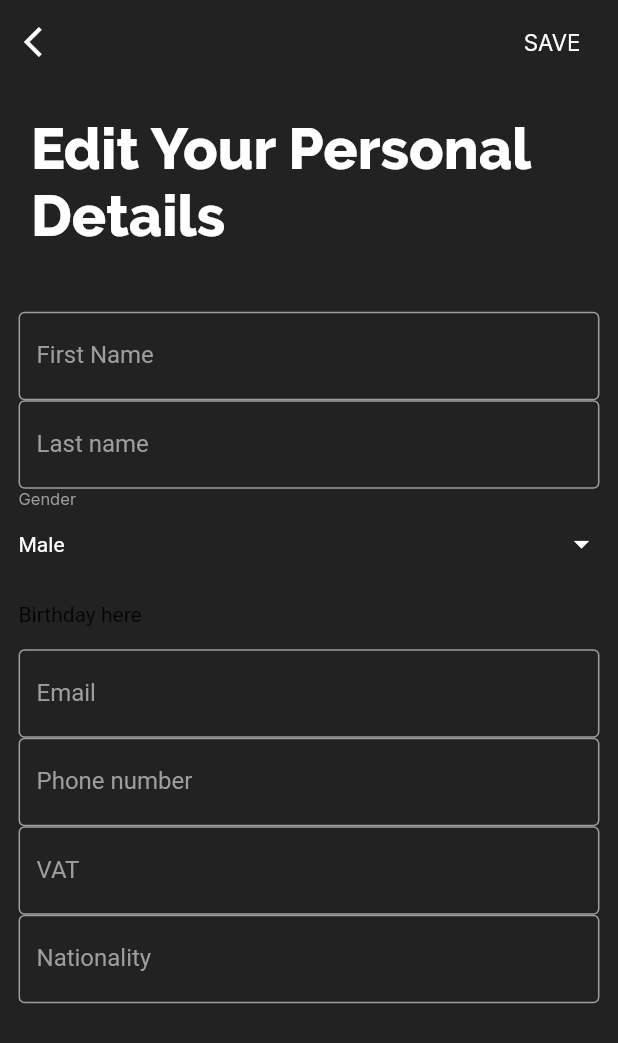
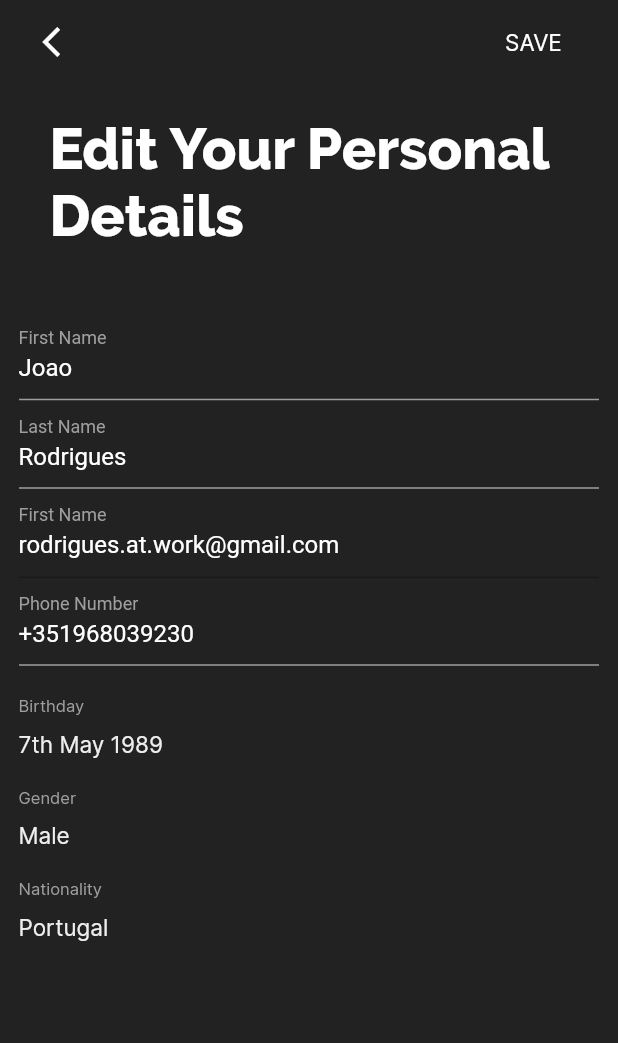
Before and after one commit to Gratski/vf_mobile_professors, a Flutter app: the SettingsPersonalDetailsScreen screen opened directly, on a phone screen of 412 x 824 dp. Shown: the top 1043 px of the screen. Run offline on Flutter 3.47's test engine with Material 2 defaults, Android fonts, the phone set to English and light mode, and no system bars; our stand-ins replace file_picker, flutter_mobx, font_awesome_flutter, image_picker, mobx; missing offline and left inert: flutter_rounded_date_picker; generated files the repository leaves out were written again; network calls fail.

Commit message:
Added fully store integrated profile settings details

```diff
--- a/lang/en.json
+++ b/lang/en.json
@@ -138,6 +138,9 @@
   "SETTINGS_NATIONALITY_TOP_HEADER": "Select your nationality",
   "SETTINGS_NATIONALITY_SUB_TITLE": "",
 
+  "SETTINGS_PERSONAL_DETAILS_GENDER_SCREEN_TOP_HEADER": "Your gender is...",
+  "SETTINGS_PERSONAL_DETAILS_GENDER_SCREEN_SUB_TITLE": "Select your gender",
+
   "NOTIFICATIONS_TOP_HEADER": "Notifications",
   "NOTIFICATIONS_BOOKED_LABEL": "Booked",
   "NOTIFICATIONS_CANCELLED_LABEL": "Cancelled",
--- a/lib/globals/global_vars.dart
+++ b/lib/globals/global_vars.dart
@@ -8,7 +8,9 @@ import 'package:professors/store/payments/methods/settings_payment_methods_state
 import 'package:professors/store/payments/settings_payments_state.dart';
 import 'package:professors/store/support/support_contact_state.dart';
 import 'package:professors/store/transactions/transactions_history_state.dart';
+import 'package:professors/store/user/user_state.dart';
 
+final userStore = UserState();
 final navStore = NavState();
 final dashboardStore = DashboardState();
 final transactionsHistoryStore = TransactionsHistoryState();
--- a/lib/localization/constants/settings/personal_details/settings_personal_details.dart
+++ b/lib/localization/constants/settings/personal_details/settings_personal_details.dart
@@ -28,4 +28,7 @@ class PersonalDetailsConstants {
 
   String get nationalityHint => "SETTINGS_PERSONAL_DETAILS_NATIONALITY_HINT";
 
+  String get genderScreenTopHeader => "SETTINGS_PERSONAL_DETAILS_GENDER_SCREEN_TOP_HEADER";
+  String get genderScreenSubTitle => "SETTINGS_PERSONAL_DETAILS_GENDER_SCREEN_SUB_TITLE";
+
 }
--- a/lib/main.dart
+++ b/lib/main.dart
@@ -44,10 +44,10 @@ class MyApp extends StatelessWidget {
           inputDecorationTheme: InputDecorationTheme(
             hintStyle: TextStyle(color: AppColors.textInputBorder),
             labelStyle: TextStyle(color: AppColors.textInputBorder),
-            focusedBorder: OutlineInputBorder(
+            focusedBorder: UnderlineInputBorder(
               borderSide: BorderSide(color: AppColors.textInputBorder, width: 1.0),
             ),
-            enabledBorder: OutlineInputBorder(
+            enabledBorder: UnderlineInputBorder(
               borderSide: BorderSide(color: AppColors.textInputBorder, width: 1.0),
             ),
           ),
--- a/lib/screens/settings/personal_details/settings_personal_details.dart
+++ b/lib/screens/settings/personal_details/settings_personal_details.dart
@@ -1,11 +1,18 @@
 import 'package:flutter/material.dart';
+import 'package:flutter_mobx/flutter_mobx.dart';
+import 'package:flutter_rounded_date_picker/rounded_picker.dart';
+import 'package:professors/globals/global_vars.dart';
 import 'package:professors/localization/app_localizations.dart';
 import 'package:professors/localization/constants/general_constants.dart';
 import 'package:professors/localization/constants/settings/personal_details/settings_personal_details.dart';
+import 'package:professors/screens/settings/personal_details/settings_gender.screen.dart';
 import 'package:professors/screens/settings/personal_details/settings_nationality.screen.dart';
+import 'package:professors/store/user/edit_profile_details_state.dart';
 import 'package:professors/styles/colors.dart';
 import 'package:professors/styles/padding.dart';
-import 'package:professors/widgets/structural/appbar_builder.dart';
+import 'package:professors/styles/sizes.dart';
+import 'package:professors/utils/date_utils.dart';
+import 'package:professors/utils/gender_utils.dart';
 import 'package:professors/widgets/structural/buttons/buttons_builder.dart';
 import 'package:professors/widgets/structural/header/app_header.widget.dart';
 import 'package:professors/widgets/structural/header/custom_app_bar.widget.dart';
@@ -15,189 +22,225 @@ class SettingsPersonalDetailsScreen extends StatelessWidget {
   final GeneralConstants generalConstants = GeneralConstants();
   final PersonalDetailsConstants screenConstants = PersonalDetailsConstants();
 
+  // store
+  EditProfileDetailsState screenStore = EditProfileDetailsState();
+
+  // input controllers
+  TextEditingController firstNameController = TextEditingController();
+  TextEditingController lastNameController = TextEditingController();
+  TextEditingController emailController = TextEditingController();
+  TextEditingController phoneNumberController = TextEditingController();
+
+  SettingsPersonalDetailsScreen() {
+    this.screenStore.setFirstName(userStore.firstName);
+    this.screenStore.setLastName(userStore.lastName);
+    this.screenStore.setEmail(userStore.email);
+    this.screenStore.setCountry(userStore.countryId, userStore.countryLabel);
+    this.screenStore.setBirthday(userStore.birthday);
+    this.screenStore.setPhoneNumber(userStore.phoneNumber);
+
+    firstNameController.text = this.screenStore.firstName;
+    lastNameController.text = this.screenStore.lastName;
+    emailController.text = this.screenStore.email;
+    phoneNumberController.text = this.screenStore.phoneNumber;
+  }
+
   @override
   Widget build(BuildContext context) {
     return Scaffold(
-      body: CustomScrollView(
+      body: Padding(
+        padding: AppPaddings.regularPadding(context),
+        child: CustomScrollView(
           slivers: <Widget>[
-          CustomAppBar([
+            CustomAppBar(
+              [
                 ButtonsBuilder.transparentButton(
                   AppLocalizations.of(context)
                       .translate(generalConstants.buttonSaveLabel),
-                () {})
-          ]),
-          AppHeaderWidget(AppLocalizations.of(context)
-              .translate(screenConstants.topHeader)),
-          SliverToBoxAdapter(
-            key: Key('form_box'),
-            child: Container(
-              padding: AppPaddings.regularPadding(context),
-              child: Form(
-                key: Key('personal_details_form'),
-                child: ListView(
-                  shrinkWrap: true,
-                  key: Key('list_view_key'),
-                  children: <Widget>[
+                  () {},
+                ),
+              ],
+            ),
+            AppHeaderWidget(
+              AppLocalizations.of(context).translate(screenConstants.topHeader),
+            ),
+            // fields to edit
+            SliverList(
+              key: GlobalKey(),
+              delegate: SliverChildListDelegate(
+                [
                   /// FIRSTNAME
-                    Column(
-                      crossAxisAlignment: CrossAxisAlignment.start,
-                      children: <Widget>[
-                        TextFormField(
+                  Container(
+                    child: TextFormField(
+                      style: TextStyle(color: AppColors.fontColor),
+                      controller: firstNameController,
+                      onChanged: (value) => screenStore.setFirstName(value),
                       key: Key('input_firstname'),
                       decoration: InputDecoration(
                         hintText: 'write your first name',
                         labelText: 'First Name',
                       ),
                     ),
-                      ],
                   ),
 
                   /// LASTNAME
-                    Column(
-                      crossAxisAlignment: CrossAxisAlignment.start,
-                      children: <Widget>[
-                        TextFormField(
+                  Container(
+                    child: TextFormField(
+                      style: TextStyle(color: AppColors.fontColor),
+                      controller: lastNameController,
+                      onChanged: (value) => screenStore.setLastName(value),
                       key: Key('input_lastname'),
                       decoration: InputDecoration(
-                                border: InputBorder.none,
-                                labelText: AppLocalizations.of(context)
-                                    .translate(screenConstants.lastNameLabel),
-                                hintText: AppLocalizations.of(context)
-                                    .translate(screenConstants.lastNameHint)))
-                      ],
+                        hintText: 'write your last name',
+                        labelText: 'Last Name',
+                      ),
+                    ),
                   ),
 
-                    /// GENDER
-                    Column(
+                  /// EMAIL
+                  Container(
+                    child: TextFormField(
+                      style: TextStyle(color: AppColors.fontColor),
+                      enabled: false,
+                      controller: emailController,
+                      onChanged: (value) => screenStore.setFirstName(value),
+                      key: Key('input_firstname'),
+                      decoration: InputDecoration(
+                        hintText: 'write your first name',
+                        labelText: 'First Name',
+                      ),
+                    ),
+                  ),
+
+                  /// PHONE NUMBER
+                  Container(
+                    child: TextFormField(
+                      style: TextStyle(color: AppColors.fontColor),
+                      controller: phoneNumberController,
+                      onChanged: (value) => screenStore.setPhoneNumber(value),
+                      key: Key('input_phone'),
+                      decoration: InputDecoration(
+                        hintText: 'write your phone number',
+                        labelText: 'Phone Number',
+                      ),
+                    ),
+                  ),
+
+                  /// BIRTHDAY
+                  Container(
+                    margin:
+                        EdgeInsets.only(top: AppSizes.inputTopMargin(context)),
+                    child: Observer(
+                      builder: (_) => Container(
+                        child: Column(
                           crossAxisAlignment: CrossAxisAlignment.start,
                           children: <Widget>[
                             TextsBuilder.textHint(AppLocalizations.of(context)
-                            .translate(screenConstants.genderHint)),
-                        DropdownButton<String>(
-                          isExpanded: true,
-                          icon: Icon(
-                            Icons.arrow_drop_down,
-                            color: Colors.white,
+                                .translate(screenConstants.birthdayHint)),
+                            GestureDetector(
+                              onTap: () async {
+                                DateTime newBirthday =
+                                    await showRoundedDatePicker(
+                                  context: context,
+                                  theme: ThemeData.dark(),
+                                  initialDate: screenStore.birthday,
+                                  firstDate: DateTime.now()
+                                      .subtract(new Duration(days: (365 * 70))),
+                                  lastDate: DateTime.now(),
+                                );
+
+                                if (newBirthday != null) {
+                                  screenStore.setBirthday(newBirthday);
+                                }
+                              },
+                              child: Container(
+                                margin: EdgeInsets.only(top: 10),
+                                child: TextsBuilder.regularText(
+                                  DateUtils(context)
+                                      .fromDateToString(screenStore.birthday),
                                 ),
-                          value: 'Male',
-                          iconSize: 24,
-                          elevation: 16,
-                          style: TextStyle(color: AppColors.fontColor),
-                          underline: Container(height: 0),
-                          onChanged: (String newValue) {},
-                          items: <String>[
-                            AppLocalizations.of(context)
-                                .translate(generalConstants.genderMaleLabel),
-                            AppLocalizations.of(context)
-                                .translate(generalConstants.genderFemaleLabel)
-                          ].map<DropdownMenuItem<String>>(
-                            (String value) {
-                              return DropdownMenuItem<String>(
-                                value: value,
-                                child: Text(value),
-                              );
-                            },
-                          ).toList(),
                               ),
-                      ],
-                    ),
-
-                    /// BIRTHDAY
-                    Column(
-                      crossAxisAlignment: CrossAxisAlignment.start,
-                      children: <Widget>[
-                        Container(
-                          padding: EdgeInsets.only(top: 15.0, bottom: 15.0),
-                          child: new Theme(
-                              data: Theme.of(context)
-                                  .copyWith(primaryColor: Colors.red),
-                              child: GestureDetector(
-                                child: Text('Birthday here'),
-                                onTap: () {
-                                  showDatePicker(
-                                    context: context,
-                                    initialDate: DateTime.now(),
-                                    firstDate: DateTime.now().subtract(
-                                        new Duration(days: (365 * 70))),
-                                    lastDate: DateTime.now(),
-                                  ).then((date) =>
-                                      {print('A new date has been selected')});
-                                },
-                              )),
-                        )
-                      ],
-                    ),
-
-                    /// EMAIL
-                    Column(
-                      crossAxisAlignment: CrossAxisAlignment.start,
-                      children: <Widget>[
-                        TextFormField(
-                            key: Key('input_email'),
-                            decoration: InputDecoration(
-                                border: InputBorder.none,
-                                labelText: AppLocalizations.of(context)
-                                    .translate(screenConstants.emailLabel),
-                                hintText: AppLocalizations.of(context)
-                                    .translate(screenConstants.emailHint)))
-                      ],
-                    ),
-
-                    /// PHONE NUMBER
-                    Column(
-                      crossAxisAlignment: CrossAxisAlignment.start,
-                      children: <Widget>[
-                        TextFormField(
-                            key: Key('input_phone_number'),
-                            decoration: InputDecoration(
-                                border: InputBorder.none,
-                                labelText: AppLocalizations.of(context)
-                                    .translate(screenConstants.phoneNumberLabel),
-                                hintText: AppLocalizations.of(context)
-                                    .translate(
-                                        screenConstants.phoneNumberHint)))
-                      ],
-                    ),
-
-                    /// VAT NUMBER
-                    Column(
-                      crossAxisAlignment: CrossAxisAlignment.start,
-                      children: <Widget>[
-                        TextFormField(
-                            key: Key('input_vat_number'),
-                            decoration: InputDecoration(
-                                border: InputBorder.none,
-                                labelText: AppLocalizations.of(context)
-                                    .translate(screenConstants.vatLabel),
-                                hintText: AppLocalizations.of(context)
-                                    .translate(screenConstants.vatHint)))
-                      ],
-                    ),
-                    /// VAT NUMBER
-                    Column(
-                      crossAxisAlignment: CrossAxisAlignment.start,
-                      children: <Widget>[
-                        TextFormField(
-                            onTap: () {
-                              Navigator.push(context, MaterialPageRoute(
-                                builder: (context) => SettingsNationalityScreen()
-                              ),);
-                            },
-                            key: Key('input_nationality'),
-                            decoration: InputDecoration(
-                                border: InputBorder.none,
-                                labelText: AppLocalizations.of(context)
-                                    .translate(screenConstants.nationalityHint),
-                                hintText: AppLocalizations.of(context)
-                                    .translate(screenConstants.nationalityHint)))
-                      ],
                             ),
                           ],
                         ),
                       ),
                     ),
                   ),
+
+                  /// GENDER
+                  Container(
+                    margin:
+                        EdgeInsets.only(top: AppSizes.inputTopMargin(context)),
+                    child: Observer(
+                      builder: (_) {
+                        return GestureDetector(
+                          onTap: () {
+                            Navigator.push(
+                              context,
+                              MaterialPageRoute(
+                                builder: (context) =>
+                                    SettingsGenderScreen(screenStore),
+                              ),
+                            );
+                          },
+                          child: Column(
+                            crossAxisAlignment: CrossAxisAlignment.start,
+                            children: <Widget>[
+                              TextsBuilder.textHint(
+                                AppLocalizations.of(context)
+                                    .translate(screenConstants.genderHint),
+                              ),
+                              Container(
+                                child: TextsBuilder.regularText(GenderUtils()
+                                    .getGenderString(
+                                        screenStore.gender, context)),
+                                margin: EdgeInsets.only(top: 10),
+                              ),
                             ],
+                          ),
+                        );
+                      },
+                    ),
+                  ),
+
+                  /// NATIONALITY
+                  Container(
+                    margin:
+                        EdgeInsets.only(top: AppSizes.inputTopMargin(context)),
+                    child: Observer(
+                      builder: (_) {
+                        return GestureDetector(
+                          onTap: () {
+                            Navigator.push(
+                              context,
+                              MaterialPageRoute(
+                                  builder: (context) =>
+                                      SettingsNationalityScreen(screenStore)),
+                            );
+                          },
+                          child: Column(
+                            crossAxisAlignment: CrossAxisAlignment.start,
+                            children: <Widget>[
+                              TextsBuilder.textHint(
+                                AppLocalizations.of(context)
+                                    .translate(screenConstants.nationalityHint),
+                              ),
+                              Container(
+                                child: TextsBuilder.regularText(
+                                    screenStore.countryLabel),
+                                margin: EdgeInsets.only(top: 10),
+                              ),
+                            ],
+                          ),
+                        );
+                      },
+                    ),
+                  ),
+                ],
+              ),
+            )
+          ],
+        ),
       ),
     );
   }
--- /dev/null
+++ b/lib/store/user/edit_profile_details_state.dart
@@ -0,0 +1,80 @@
+import 'package:mobx/mobx.dart';
+import 'package:professors/models/gender.dart';
+
+part 'edit_profile_details_state.g.dart';
+
+// to watch updates : flutter packages pub run build_runner watch
+// This is the class used by rest of your codebase
+class EditProfileDetailsState extends _EditProfileDetailsState with _$EditProfileDetailsState {
+  EditProfileDetailsState() {
+    this.resetState();
+  }
+}
+
+// The store-class
+abstract class _EditProfileDetailsState with Store {
+  @observable
+  bool isLoading = false;
+
+  @observable
+  String firstName = "";
+
+  @observable
+  String lastName = "";
+
+  @observable
+  String email = "";
+
+  @observable
+  String phoneNumber = "";
+
+  @observable
+  String countryLabel = "";
+  @observable
+  int countryId;
+
+  @observable
+  DateTime birthday;
+
+  @observable
+  Gender gender = Gender.MALE;
+
+  @action
+  setFirstName(String firstName) {
+    this.firstName = firstName;
+  }
+
+  @action
+  setLastName(String lastName) {
+    this.lastName = lastName;
+  }
+
+  @action
+  setPhoneNumber(String phoneNumber) {
+    this.phoneNumber = phoneNumber;
+  }
+
+  @action
+  setCountry(int countryId, String countryLabel) {
+    this.countryId = countryId;
+    this.countryLabel = countryLabel;
+  }
+
+  @action
+  setBirthday(DateTime birthday) {
+    this.birthday = birthday;
+  }
+
+  @action
+  setGender(Gender gender){
+    this.gender = gender;
+  }
+
+  @action
+  setEmail(String email) {
+    this.email = email;
+  }
+
+  @action
+  resetState() {}
+}
--- a/lib/styles/sizes.dart
+++ b/lib/styles/sizes.dart
@@ -10,4 +10,6 @@ class AppSizes {
   static double textRegular(BuildContext context) => MediaQuery.of(context).size.width * 0.02;
   static double textSmall(BuildContext context) => MediaQuery.of(context).size.width * 0.02;
 
+  static double inputTopMargin(BuildContext context) => 20;
+
 }
--- /dev/null
+++ b/lib/utils/gender_utils.dart
@@ -0,0 +1,17 @@
+import 'package:flutter/cupertino.dart';
+import 'package:professors/localization/app_localizations.dart';
+import 'package:professors/localization/constants/general_constants.dart';
+import 'package:professors/models/gender.dart';
+
+class GenderUtils {
+
+  String getGenderString(Gender gender, BuildContext context) {
+    GeneralConstants constants = GeneralConstants();
+    if (gender == Gender.FEMALE) {
+      return AppLocalizations.of(context).translate(constants.genderFemaleLabel);
+    } else {
+      return AppLocalizations.of(context).translate(constants.genderMaleLabel);
+    }
+  }
+
+}
--- a/pubspec.yaml
+++ b/pubspec.yaml
@@ -18,6 +18,7 @@ dependencies:
   flutter_mobx: ^0.3.4+2
   file_picker: ^1.6.0
   image_picker: ^0.6.5+2
+  flutter_rounded_date_picker: 1.0.0
 
 dev_dependencies:
   build_runner: ^1.8.1
```
Also changed, not shown: lib/screens/settings/personal_details/settings_gender.screen.dart (added, +70 -0 lines), lib/screens/settings/personal_details/settings_nationality.screen.dart (+25 -32 lines), lib/store/nationalities/nationalities_state.dart (+11 -1 lines), lib/store/user/user_state.dart (added, +82 -0 lines), lib/store/user/edit_profile_details_state.g.dart (added), lib/store/user/user_state.g.dart (added), pubspec.lock, 2 other files. Lines whose indentation alone changed are shown as unchanged.
